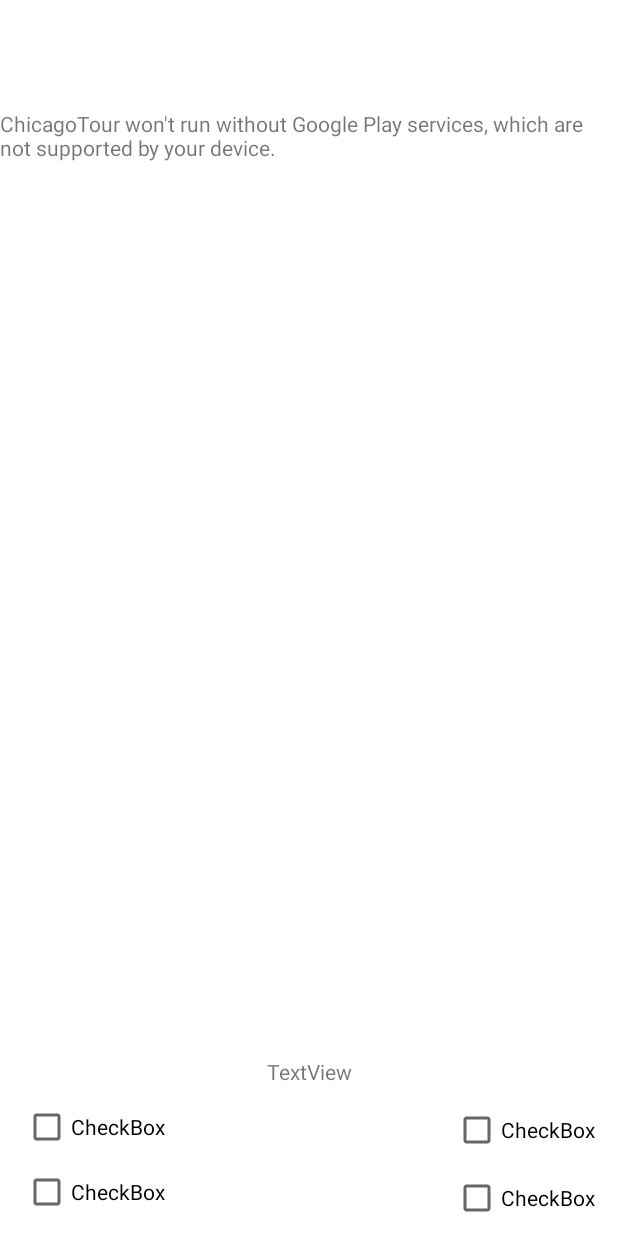
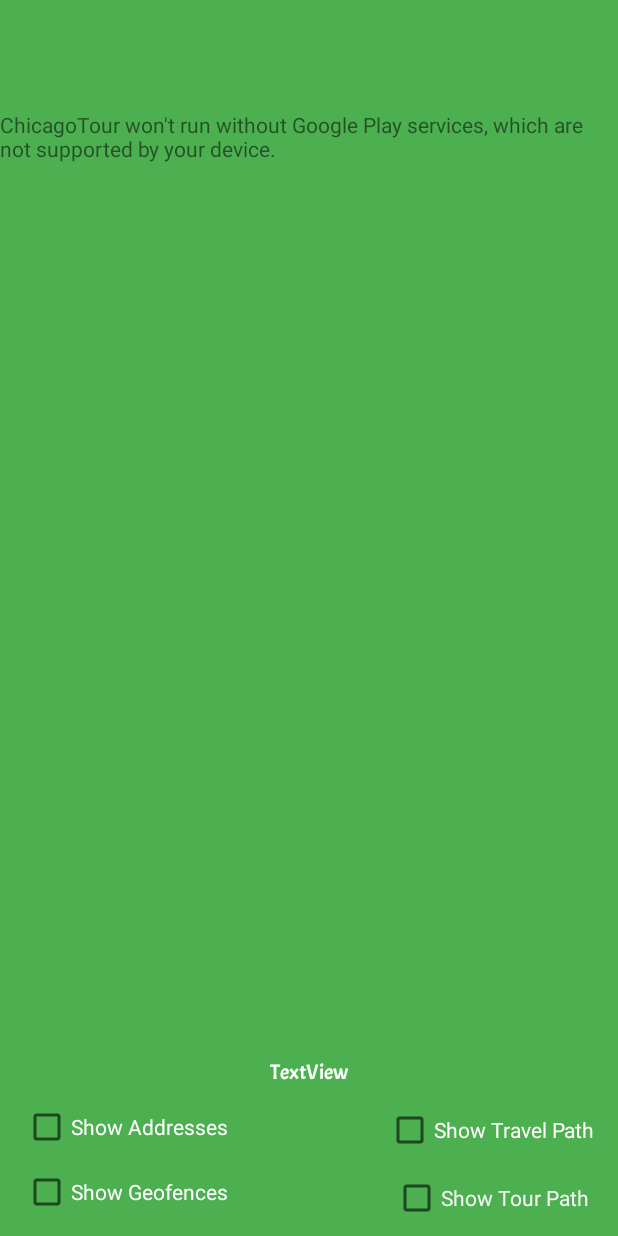
Before and after one commit to salehkai999/ChicagoTour, an Android app: the screen it shows after launch (MapsActivity), on a phone screen of 412 x 824 dp. Run offline under Robolectric (Android 15) with nearby library versions, the phone set to English and light mode, and no system bars; 1 statement that could not run was skipped.

Commit message:
minor fixes.

```diff
--- a/app/src/main/java/com/example/chicagotour/MapsActivity.java
+++ b/app/src/main/java/com/example/chicagotour/MapsActivity.java
@@ -15,6 +15,7 @@ import android.content.pm.PackageManager;
 import android.graphics.Bitmap;
 import android.graphics.BitmapFactory;
 import android.graphics.Color;
+import android.graphics.Typeface;
 import android.location.Address;
 import android.location.Geocoder;
 import android.location.Location;
@@ -71,6 +72,8 @@ public class MapsActivity extends FragmentActivity implements OnMapReadyCallback
     private Polyline llHistoryPolyline;
     private Marker stickMarker;
     private final ArrayList<LatLng> latLonHistory = new ArrayList<>();
+    private Typeface customFont;
+
 
     @Override
     protected void onCreate(Bundle savedInstanceState) {
@@ -80,16 +83,16 @@ public class MapsActivity extends FragmentActivity implements OnMapReadyCallback
         setContentView(binding.getRoot());
 
         addressTxt = findViewById(R.id.addressTxt);
-        fenceManager = new FenceManager(this);
+
         checkLocationAccuracy();
-        geocoder = new Geocoder(this);
 
+        customFont = Typeface.createFromAsset(getAssets(), "fonts/Acme-Regular.ttf");
 
         if(checkPermission()){
             Log.d(TAG, "checkPermission: GRANTED");
             Toast.makeText(this, "GRANTED!!", Toast.LENGTH_SHORT).show();
         }
-
+        addressTxt.setTypeface(customFont);
        // new Thread(new FencesDownloader()).start();
 
     }
@@ -103,6 +106,12 @@ public class MapsActivity extends FragmentActivity implements OnMapReadyCallback
         SupportMapFragment mapFragment = (SupportMapFragment) getSupportFragmentManager().findFragmentById(R.id.map);
         if (mapFragment != null) {
             mapFragment.getMapAsync(this);
+        }
+        try {
+            fenceManager = new FenceManager(this);
+            geocoder = new Geocoder(this);}
+        catch (Exception e){
+            e.printStackTrace();
         }
     }
 
--- a/app/src/main/res/layout/activity_maps.xml
+++ b/app/src/main/res/layout/activity_maps.xml
@@ -3,7 +3,8 @@
     xmlns:map="http://schemas.android.com/apk/res-auto"
     xmlns:tools="http://schemas.android.com/tools"
     android:layout_width="match_parent"
-    android:layout_height="match_parent">
+    android:layout_height="match_parent"
+    android:background="#4CAF50">
 
     <fragment
         android:id="@+id/map"
@@ -18,22 +19,24 @@
         tools:context=".MapsActivity" />
 
     <CheckBox
-        android:id="@+id/checkBox"
+        android:id="@+id/addressBox"
         android:layout_width="wrap_content"
         android:layout_height="44dp"
         android:layout_marginStart="15dp"
         android:layout_marginTop="5dp"
-        android:text="CheckBox"
+        android:text="Show Addresses"
+        android:textColor="#FFFFFF"
         map:layout_constraintStart_toStartOf="parent"
         map:layout_constraintTop_toBottomOf="@+id/addressTxt" />
 
     <CheckBox
-        android:id="@+id/checkBox2"
+        android:id="@+id/travelpathBox"
         android:layout_width="wrap_content"
         android:layout_height="48dp"
         android:layout_marginTop="5dp"
         android:layout_marginEnd="15dp"
-        android:text="CheckBox"
+        android:text="Show Travel Path"
+        android:textColor="#FFFCFC"
         map:layout_constraintEnd_toEndOf="parent"
         map:layout_constraintTop_toBottomOf="@+id/addressTxt" />
 
@@ -43,28 +46,31 @@
         android:layout_height="wrap_content"
         android:layout_marginBottom="100dp"
         android:text="TextView"
+        android:textColor="#FFFFFF"
         map:layout_constraintBottom_toBottomOf="parent"
         map:layout_constraintEnd_toEndOf="parent"
         map:layout_constraintStart_toStartOf="parent" />
 
     <CheckBox
-        android:id="@+id/checkBox3"
+        android:id="@+id/fencesBox"
         android:layout_width="wrap_content"
         android:layout_height="wrap_content"
         android:layout_marginTop="5dp"
-        android:text="CheckBox"
-        map:layout_constraintEnd_toEndOf="@+id/checkBox"
-        map:layout_constraintStart_toStartOf="@+id/checkBox"
-        map:layout_constraintTop_toBottomOf="@+id/checkBox" />
+        android:text="Show Geofences"
+        android:textColor="#FFFFFF"
+        map:layout_constraintEnd_toEndOf="@+id/addressBox"
+        map:layout_constraintStart_toStartOf="@+id/addressBox"
+        map:layout_constraintTop_toBottomOf="@+id/addressBox" />
 
     <CheckBox
-        android:id="@+id/checkBox4"
+        android:id="@+id/tourPathBox"
         android:layout_width="wrap_content"
         android:layout_height="wrap_content"
         android:layout_marginTop="5dp"
-        android:text="CheckBox"
-        map:layout_constraintEnd_toEndOf="@+id/checkBox2"
-        map:layout_constraintStart_toStartOf="@+id/checkBox2"
-        map:layout_constraintTop_toBottomOf="@+id/checkBox2" />
+        android:text="Show Tour Path"
+        android:textColor="#F8F7F7"
+        map:layout_constraintEnd_toEndOf="@+id/travelpathBox"
+        map:layout_constraintStart_toStartOf="@+id/travelpathBox"
+        map:layout_constraintTop_toBottomOf="@+id/travelpathBox" />
 
 </androidx.constraintlayout.widget.ConstraintLayout>
```
Also changed, not shown: app/src/main/java/com/example/chicagotour/DetailsActivity.java (+9 -0 lines), app/src/main/res/layout/activity_details.xml (+11 -6 lines), app/src/main/assets/fonts/Acme-Regular.ttf (added).
